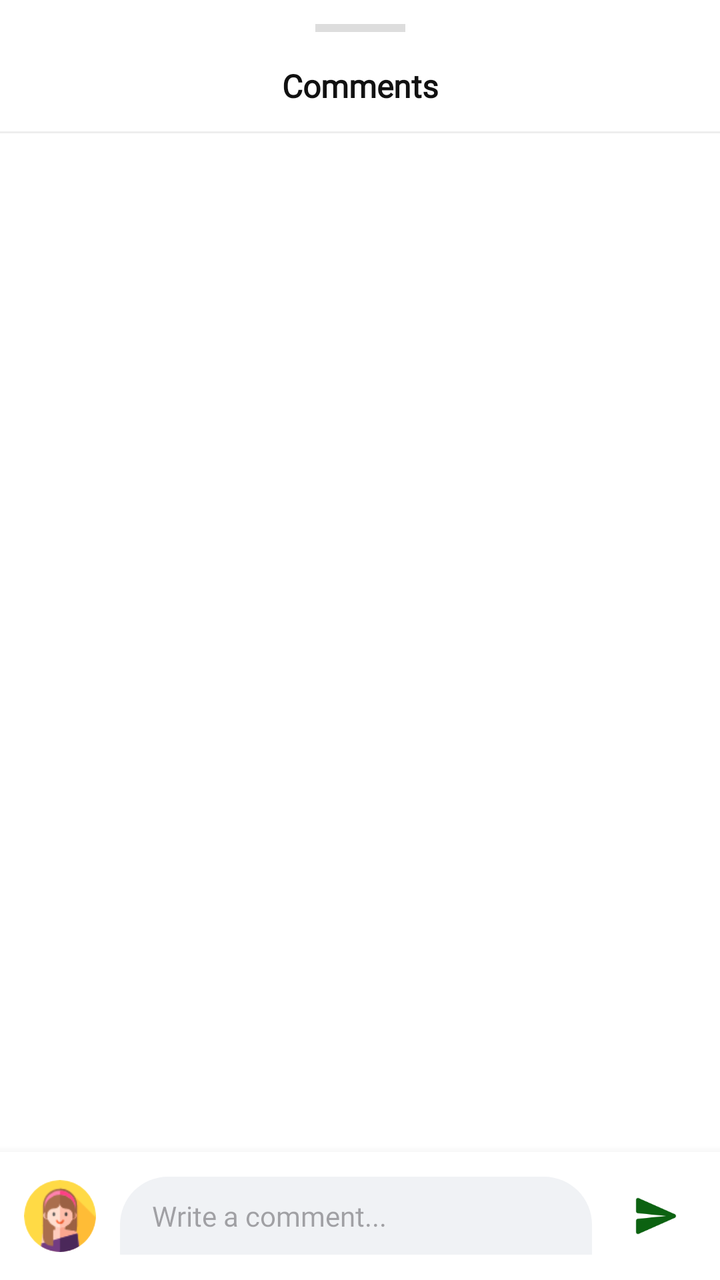
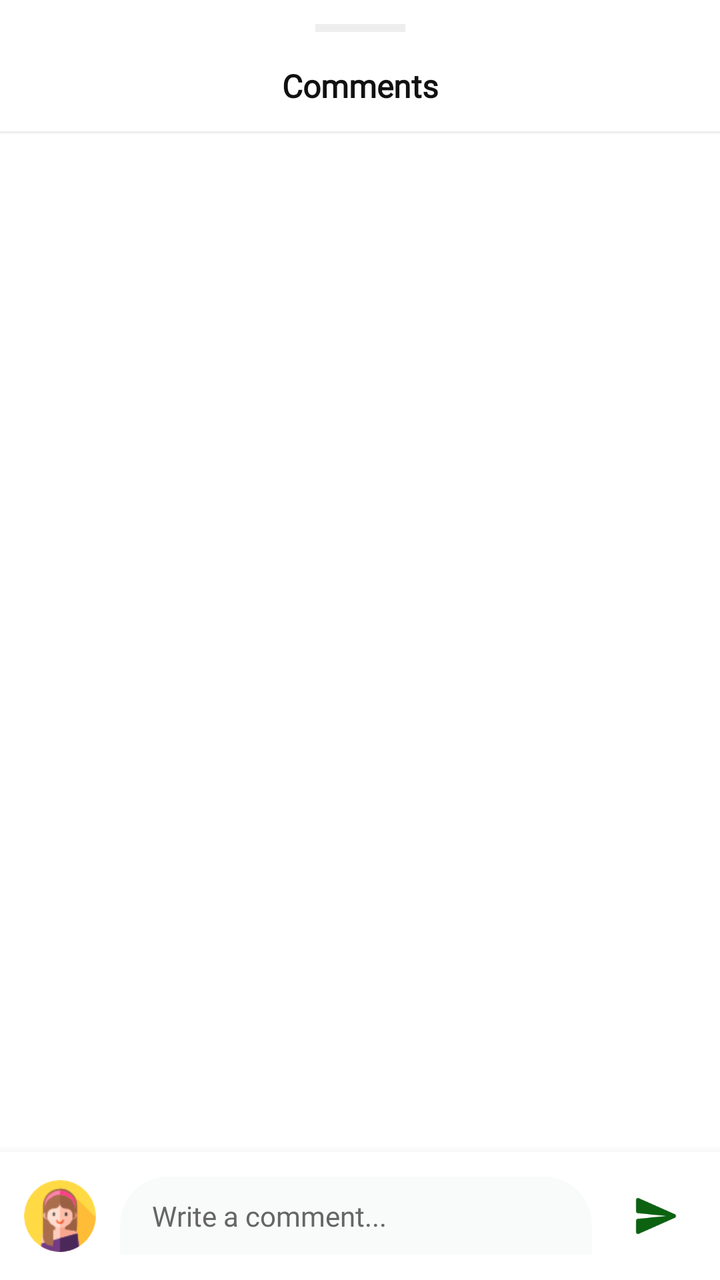

Screens rendered from an Android XML layout before and after an edit, with the pre-edit source and the edit as a unified diff.
<!-- AndroidManifest.xml: application theme Theme.SmartGrow -->
<!-- res/layout/dialog_comments.xml -->
<?xml version="1.0" encoding="utf-8"?>
<androidx.constraintlayout.widget.ConstraintLayout
    xmlns:android="http://schemas.android.com/apk/res/android"
    xmlns:app="http://schemas.android.com/apk/res-auto"
    xmlns:tools="http://schemas.android.com/tools"
    android:layout_width="match_parent"
    android:layout_height="match_parent"
    android:background="@drawable/bg_bottom_sheet_rounded">

    <View
        android:id="@+id/view_drag_handle"
        android:layout_width="45dp"
        android:layout_height="4dp"
        android:layout_marginTop="12dp"
        android:background="#DDDDDD"
        app:layout_constraintEnd_toEndOf="parent"
        app:layout_constraintStart_toStartOf="parent"
        app:layout_constraintTop_toTopOf="parent" />

    <TextView
        android:id="@+id/tv_comments_header"
        android:layout_width="wrap_content"
        android:layout_height="wrap_content"
        android:layout_marginTop="16dp"
        android:fontFamily="@font/poppins"
        android:text="Comments"
        android:textColor="#111111"
        android:textSize="16sp"
        android:textStyle="bold"
        app:layout_constraintEnd_toEndOf="parent"
        app:layout_constraintStart_toStartOf="parent"
        app:layout_constraintTop_toBottomOf="@id/view_drag_handle" />

    <View
        android:id="@+id/header_divider"
        android:layout_width="match_parent"
        android:layout_height="1dp"
        android:layout_marginTop="12dp"
        android:background="#EEEEEE"
        app:layout_constraintTop_toBottomOf="@id/tv_comments_header" />

    <androidx.recyclerview.widget.RecyclerView
        android:id="@+id/rv_comments"
        android:layout_width="match_parent"
        android:layout_height="0dp"
        android:clipToPadding="false"
        android:paddingBottom="16dp"
        android:minHeight="200dp"
        app:layout_constraintBottom_toTopOf="@id/layout_input_comment"
        app:layout_constraintTop_toBottomOf="@id/header_divider"
        tools:listitem="@layout/item_comment" />

    <ProgressBar
        android:id="@+id/pb_comments_loading"
        android:layout_width="30dp"
        android:layout_height="30dp"
        android:visibility="gone"
        app:layout_constraintTop_toBottomOf="@id/header_divider"
        app:layout_constraintBottom_toTopOf="@id/layout_input_comment"
        app:layout_constraintStart_toStartOf="parent"
        app:layout_constraintEnd_toEndOf="parent" />

    <TextView
        android:id="@+id/tv_no_comments"
        android:layout_width="wrap_content"
        android:layout_height="wrap_content"
        android:text="No comments yet. Be the first to reply!"
        android:textColor="#888888"
        android:textSize="13sp"
        android:fontFamily="@font/poppins"
        android:visibility="gone"
        app:layout_constraintTop_toBottomOf="@id/header_divider"
        app:layout_constraintBottom_toTopOf="@id/layout_input_comment"
        app:layout_constraintStart_toStartOf="parent"
        app:layout_constraintEnd_toEndOf="parent" />

    <LinearLayout
        android:id="@+id/layout_input_comment"
        android:layout_width="match_parent"
        android:layout_height="wrap_content"
        android:background="#FFFFFF"
        android:elevation="8dp"
        android:gravity="center_vertical"
        android:orientation="horizontal"
        android:padding="12dp"
        app:layout_constraintBottom_toBottomOf="parent">

        <com.google.android.material.imageview.ShapeableImageView
            android:id="@+id/iv_comment_input_avatar"
            android:layout_width="36dp"
            android:layout_height="36dp"
            android:scaleType="centerCrop"
            android:src="@drawable/ic_user"
            app:shapeAppearanceOverlay="@style/CircleImageView" />

        <EditText
            android:id="@+id/et_comment_input"
            android:layout_width="0dp"
            android:layout_height="wrap_content"
            android:layout_marginHorizontal="12dp"
            android:layout_weight="1"
            android:background="@drawable/bg_bottom_sheet_rounded"
            android:backgroundTint="#F0F2F5"
            android:fontFamily="@font/poppins"
            android:hint="Write a comment..."
            android:inputType="textMultiLine"
            android:maxLines="4"
            android:paddingHorizontal="16dp"
            android:paddingVertical="10dp"
            android:textSize="14sp" />

        <ImageButton
            android:id="@+id/btn_send_comment"
            android:layout_width="40dp"
            android:layout_height="40dp"
            android:background="?attr/selectableItemBackgroundBorderless"
            android:padding="8dp"
            android:scaleType="centerInside"
            android:src="@drawable/ic_send"
            app:tint="#0C6211" />
    </LinearLayout>

</androidx.constraintlayout.widget.ConstraintLayout>
<!-- res/layout/item_comment.xml (included above) -->
<?xml version="1.0" encoding="utf-8"?>
<androidx.constraintlayout.widget.ConstraintLayout
    xmlns:android="http://schemas.android.com/apk/res/android"
    xmlns:app="http://schemas.android.com/apk/res-auto"
    xmlns:tools="http://schemas.android.com/tools"
    android:layout_width="match_parent"
    android:layout_height="wrap_content"
    android:paddingHorizontal="16dp"
    android:paddingVertical="6dp">

    
    <com.google.android.material.imageview.ShapeableImageView
        android:id="@+id/iv_comment_user_avatar"
        android:layout_width="32dp"
        android:layout_height="32dp"
        android:scaleType="centerCrop"
        android:src="@drawable/ic_user"
        app:shapeAppearanceOverlay="@style/CircleImageView"
        app:layout_constraintStart_toStartOf="parent"
        app:layout_constraintTop_toTopOf="parent" />

    <LinearLayout
        android:id="@+id/layout_comment_bubble"
        android:layout_width="wrap_content"
        android:layout_height="wrap_content"
        android:layout_marginStart="8dp"
        android:background="@drawable/bg_comment_bubble"
        android:backgroundTint="#F0F2F5"
        android:orientation="vertical"
        android:paddingHorizontal="12dp"
        android:paddingVertical="8dp"
        app:layout_constrainedWidth="true"
        app:layout_constraintEnd_toEndOf="parent"
        app:layout_constraintHorizontal_bias="0"
        app:layout_constraintStart_toEndOf="@id/iv_comment_user_avatar"
        app:layout_constraintTop_toTopOf="parent">

        <TextView
            android:id="@+id/tv_comment_username"
            android:layout_width="wrap_content"
            android:layout_height="wrap_content"
            android:fontFamily="@font/poppins"
            android:text="User Name"
            android:textColor="#111111"
            android:textSize="12sp"
            android:textStyle="bold" />

        <TextView
            android:id="@+id/tv_comment_content"
            android:layout_width="wrap_content"
            android:layout_height="wrap_content"
            android:fontFamily="@font/poppins"
            android:text="Rant/Comment content here"
            android:textColor="#333333"
            android:textSize="13sp" />
    </LinearLayout>

    <TextView
        android:id="@+id/tv_comment_time"
        android:layout_width="wrap_content"
        android:layout_height="wrap_content"
        android:layout_marginTop="2dp"
        android:layout_marginStart="12dp"
        android:fontFamily="@font/poppins"
        android:text="2m"
        android:textColor="#888888"
        android:textSize="10sp"
        app:layout_constraintStart_toStartOf="@id/layout_comment_bubble"
        app:layout_constraintTop_toBottomOf="@id/layout_comment_bubble" />

</androidx.constraintlayout.widget.ConstraintLayout>
<!-- resources referenced by this layout -->
<resources>
  <!-- drawable bg_bottom_sheet_rounded (drawable) -->
  <?xml version="1.0" encoding="utf-8"?>
  <shape xmlns:android="http://schemas.android.com/apk/res/android">
      <solid android:color="#FFFFFF" />
      <corners
          android:topLeftRadius="24dp"
          android:topRightRadius="24dp" />
  </shape>
  <!-- drawable bg_comment_bubble (drawable) -->
  <?xml version="1.0" encoding="utf-8"?>
  <shape xmlns:android="http://schemas.android.com/apk/res/android"
      android:shape="rectangle">
      <solid android:color="#FFFFFF" />
      <corners android:radius="16dp" />
  </shape>
  <!-- drawable ic_send: png bitmap (drawable, 856 bytes) -->
  <!-- drawable ic_user: png bitmap (drawable, 3529 bytes) -->
  <style name="CircleImageView">
          <item name="cornerSize">50%</item>
      </style>
  <style name="Theme.SmartGrow" parent="Base.Theme.SmartGrow" />
  <style name="Base.Theme.SmartGrow" parent="Theme.Material3.DayNight.NoActionBar">
          <item name="android:windowBackground">@android:color/white</item>
          <item name="android:windowDisablePreview">true</item>
  
          
          <item name="android:statusBarColor">#FFFFFF</item>
          <item name="android:windowLightStatusBar">true</item>
  
          
          <item name="android:navigationBarColor">#FFFFFF</item>
          <item name="android:windowLightNavigationBar" tools:targetApi="o">true</item>
  
          <item name="android:windowDrawsSystemBarBackgrounds">true</item>
          <item name="android:windowTranslucentStatus">false</item>
          <item name="android:windowTranslucentNavigation">false</item>
      </style>
</resources>

<!-- the commit's change to res/layout/dialog_comments.xml (unified diff, before → after) -->
@@ -5,14 +5,14 @@
     xmlns:tools="http://schemas.android.com/tools"
     android:layout_width="match_parent"
     android:layout_height="match_parent"
-    android:background="@drawable/bg_bottom_sheet_rounded">
+    android:background="@color/card_background">
 
     <View
         android:id="@+id/view_drag_handle"
         android:layout_width="45dp"
         android:layout_height="4dp"
         android:layout_marginTop="12dp"
-        android:background="#DDDDDD"
+        android:background="@color/divider"
         app:layout_constraintEnd_toEndOf="parent"
         app:layout_constraintStart_toStartOf="parent"
         app:layout_constraintTop_toTopOf="parent" />
@@ -24,7 +24,7 @@
         android:layout_marginTop="16dp"
         android:fontFamily="@font/poppins"
         android:text="Comments"
-        android:textColor="#111111"
+        android:textColor="@color/text_primary"
         android:textSize="16sp"
         android:textStyle="bold"
         app:layout_constraintEnd_toEndOf="parent"
@@ -36,7 +36,7 @@
         android:layout_width="match_parent"
         android:layout_height="1dp"
         android:layout_marginTop="12dp"
-        android:background="#EEEEEE"
+        android:background="@color/divider"
         app:layout_constraintTop_toBottomOf="@id/tv_comments_header" />
 
     <androidx.recyclerview.widget.RecyclerView
@@ -65,7 +65,7 @@
         android:layout_width="wrap_content"
         android:layout_height="wrap_content"
         android:text="No comments yet. Be the first to reply!"
-        android:textColor="#888888"
+        android:textColor="@color/text_secondary"
         android:textSize="13sp"
         android:fontFamily="@font/poppins"
         android:visibility="gone"
@@ -78,7 +78,7 @@
         android:id="@+id/layout_input_comment"
         android:layout_width="match_parent"
         android:layout_height="wrap_content"
-        android:background="#FFFFFF"
+        android:background="@color/card_background"
         android:elevation="8dp"
         android:gravity="center_vertical"
         android:orientation="horizontal"
@@ -100,9 +100,11 @@
             android:layout_marginHorizontal="12dp"
             android:layout_weight="1"
             android:background="@drawable/bg_bottom_sheet_rounded"
-            android:backgroundTint="#F0F2F5"
+            android:backgroundTint="@color/background"
             android:fontFamily="@font/poppins"
             android:hint="Write a comment..."
+            android:textColorHint="@color/text_secondary"
+            android:textColor="@color/text_primary"
             android:inputType="textMultiLine"
             android:maxLines="4"
             android:paddingHorizontal="16dp"
@@ -117,7 +119,7 @@
             android:padding="8dp"
             android:scaleType="centerInside"
             android:src="@drawable/ic_send"
-            app:tint="#0C6211" />
+            app:tint="@color/primary_green" />
     </LinearLayout>
 
 </androidx.constraintlayout.widget.ConstraintLayout>
@@ -149,7 +151,7 @@
         android:layout_height="wrap_content"
         android:layout_marginStart="8dp"
         android:background="@drawable/bg_comment_bubble"
-        android:backgroundTint="#F0F2F5"
+        android:backgroundTint="@color/divider"
         android:orientation="vertical"
         android:paddingHorizontal="12dp"
         android:paddingVertical="8dp"
@@ -165,7 +167,7 @@
             android:layout_height="wrap_content"
             android:fontFamily="@font/poppins"
             android:text="User Name"
-            android:textColor="#111111"
+            android:textColor="@color/text_primary"
             android:textSize="12sp"
             android:textStyle="bold" />
 
@@ -175,7 +177,7 @@
             android:layout_height="wrap_content"
             android:fontFamily="@font/poppins"
             android:text="Rant/Comment content here"
-            android:textColor="#333333"
+            android:textColor="@color/text_primary"
             android:textSize="13sp" />
     </LinearLayout>
 
@@ -187,7 +189,7 @@
         android:layout_marginStart="12dp"
         android:fontFamily="@font/poppins"
         android:text="2m"
-        android:textColor="#888888"
+        android:textColor="@color/text_secondary"
         android:textSize="10sp"
         app:layout_constraintStart_toStartOf="@id/layout_comment_bubble"
         app:layout_constraintTop_toBottomOf="@id/layout_comment_bubble" />
<!-- resource entries referenced after the edit -->
@@ -1,9 +1,15 @@
 <!-- resources referenced by this layout -->
 <resources>
+  <color name="background">#F9FAFA</color>
+  <color name="card_background">#FFFFFF</color>
+  <color name="divider">#EEEEEE</color>
+  <color name="primary_green">#0C6211</color>
+  <color name="text_primary">#111111</color>
+  <color name="text_secondary">#666666</color>
   <!-- drawable bg_bottom_sheet_rounded (drawable) -->
   <?xml version="1.0" encoding="utf-8"?>
   <shape xmlns:android="http://schemas.android.com/apk/res/android">
-      <solid android:color="#FFFFFF" />
+      <solid android:color="@color/card_background" />
       <corners
           android:topLeftRadius="24dp"
           android:topRightRadius="24dp" />
@@ -22,15 +28,15 @@
       </style>
   <style name="Theme.SmartGrow" parent="Base.Theme.SmartGrow" />
   <style name="Base.Theme.SmartGrow" parent="Theme.Material3.DayNight.NoActionBar">
-          <item name="android:windowBackground">@android:color/white</item>
+          <item name="android:windowBackground">@color/background</item>
           <item name="android:windowDisablePreview">true</item>
   
           
-          <item name="android:statusBarColor">#FFFFFF</item>
+          <item name="android:statusBarColor">@color/background</item>
           <item name="android:windowLightStatusBar">true</item>
   
           
-          <item name="android:navigationBarColor">#FFFFFF</item>
+          <item name="android:navigationBarColor">@color/background</item>
           <item name="android:windowLightNavigationBar" tools:targetApi="o">true</item>
   
           <item name="android:windowDrawsSystemBarBackgrounds">true</item>
